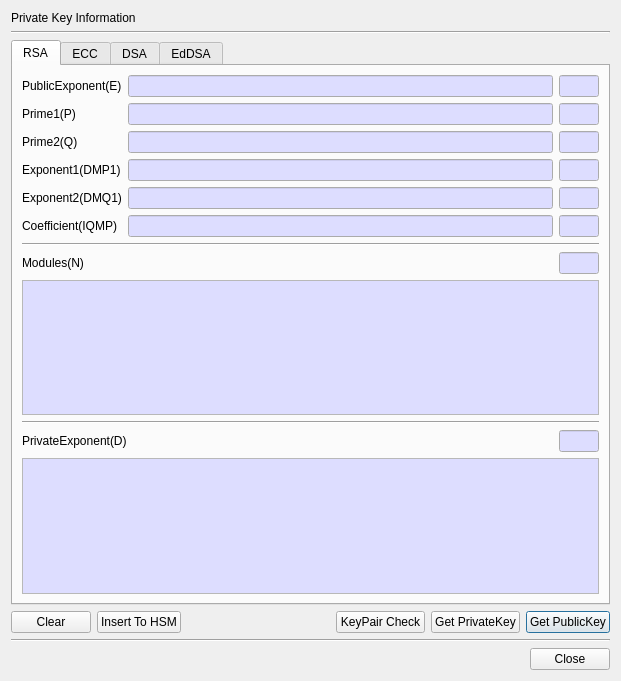
jykim74/CertMan, file CertMan/pri_key_info_dlg.ui: the form before one commit.
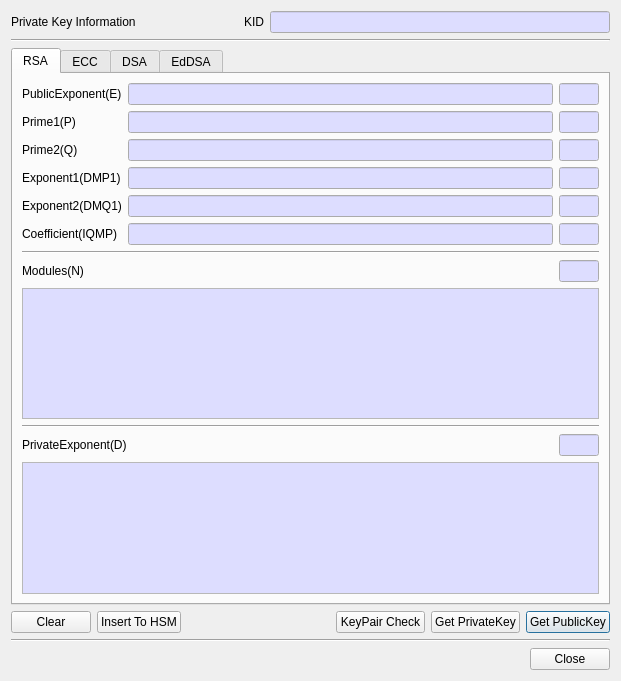
The form after the commit.

```diff
--- a/CertMan/pri_key_info_dlg.ui
+++ b/CertMan/pri_key_info_dlg.ui
@@ -15,11 +15,81 @@
   </property>
   <layout class="QVBoxLayout" name="verticalLayout">
    <item>
-    <widget class="QLabel" name="label">
-     <property name="text">
-      <string>Private Key Information</string>
+    <layout class="QGridLayout" name="gridLayout_10">
+     <property name="topMargin">
+      <number>0</number>
      </property>
-    </widget>
+     <item row="0" column="2">
+      <widget class="QLabel" name="label_23">
+       <property name="text">
+        <string>KID</string>
+       </property>
+      </widget>
+     </item>
+     <item row="0" column="3">
+      <widget class="QLineEdit" name="mKIDText">
+       <property name="minimumSize">
+        <size>
+         <width>340</width>
+         <height>0</height>
+        </size>
+       </property>
+       <property name="palette">
+        <palette>
+         <active>
+          <colorrole role="Base">
+           <brush brushstyle="SolidPattern">
+            <color alpha="255">
+             <red>221</red>
+             <green>221</green>
+             <blue>255</blue>
+            </color>
+           </brush>
+          </colorrole>
+         </active>
+         <inactive>
+          <colorrole role="Base">
+           <brush brushstyle="SolidPattern">
+            <color alpha="255">
+             <red>221</red>
+             <green>221</green>
+             <blue>255</blue>
+            </color>
+           </brush>
+          </colorrole>
+         </inactive>
+         <disabled/>
+        </palette>
+       </property>
+       <property name="alignment">
+        <set>Qt::AlignRight|Qt::AlignTrailing|Qt::AlignVCenter</set>
+       </property>
+       <property name="readOnly">
+        <bool>true</bool>
+       </property>
+      </widget>
+     </item>
+     <item row="0" column="0">
+      <widget class="QLabel" name="label">
+       <property name="text">
+        <string>Private Key Information</string>
+       </property>
+      </widget>
+     </item>
+     <item row="0" column="1">
+      <spacer name="horizontalSpacer_14">
+       <property name="orientation">
+        <enum>Qt::Horizontal</enum>
+       </property>
+       <property name="sizeHint" stdset="0">
+        <size>
+         <width>40</width>
+         <height>20</height>
+        </size>
+       </property>
+      </spacer>
+     </item>
+    </layout>
    </item>
    <item>
     <widget class="Line" name="line">
```
